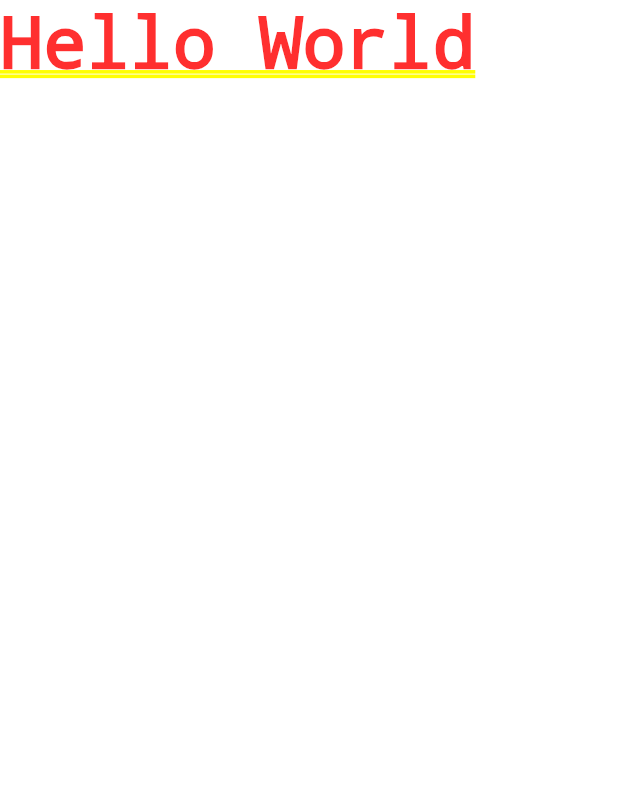
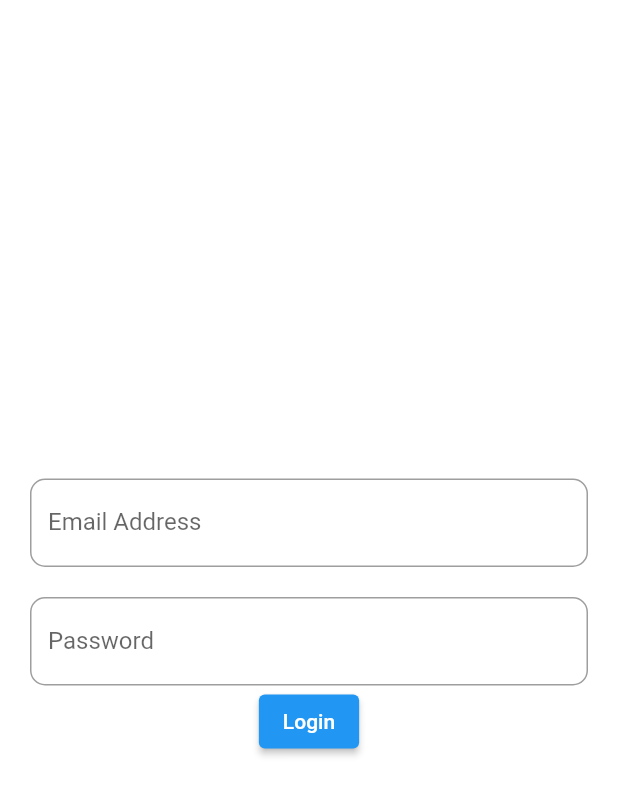
Before and after one commit to rajul007/MyNotepad, a Flutter app: the screen it shows after launch, on a phone screen of 412 x 824 dp. Shown: the top 795 px of the screen. Run offline on Flutter 3.47's test engine with Material 2 defaults, Android fonts, the phone set to English and light mode, and no system bars; our stand-ins replace flutter_secure_storage; missing offline and left inert: dart_jsonwebtoken, dbcrypt, mongo_dart; accounts and stored records are empty.

Commit message:
Login Added

```diff
--- a/lib/main.dart
+++ b/lib/main.dart
@@ -1,5 +1,6 @@
 import 'package:flutter/material.dart';
 import 'package:mynotepad/db/mongodb.dart';
+import 'package:mynotepad/users/login.dart';
 
 void main() async {
   WidgetsFlutterBinding.ensureInitialized();
@@ -13,11 +14,10 @@ class MyApp extends StatelessWidget {
   @override
   Widget build(BuildContext context) {
     return MaterialApp(
-      title: 'Flutter Demo',
-      theme: ThemeData(
-        primarySwatch: Colors.blue,
-      ),
-      home: const Text("Hello World"),
-    );
+        debugShowCheckedModeBanner: false,
+        title: 'MyNotepad',
+        theme: ThemeData(
+            primarySwatch: Colors.blue, scaffoldBackgroundColor: Colors.white),
+        home: Login());
   }
 }
--- /dev/null
+++ b/lib/users/login.dart
@@ -0,0 +1,91 @@
+import 'package:dart_jsonwebtoken/dart_jsonwebtoken.dart';
+import 'package:flutter/material.dart';
+import 'package:mynotepad/db/mongodb.dart';
+import 'package:flutter_secure_storage/flutter_secure_storage.dart';
+import 'package:mongo_dart/mongo_dart.dart' as md;
+
+class Login extends StatefulWidget {
+  const Login({super.key});
+
+  @override
+  State<Login> createState() => _LoginState();
+}
+
+class _LoginState extends State<Login> {
+  var email = TextEditingController();
+  var password = TextEditingController();
+  final jwt_secret = 'Youare@wesome';
+
+  @override
+  Widget build(BuildContext context) {
+    return Scaffold(
+      body: Container(
+        padding: EdgeInsets.all(20),
+        alignment: Alignment.center,
+        child: LayoutBuilder(
+          builder: (context, constraints) => ListView(
+            scrollDirection: Axis.vertical,
+            children: [
+              Container(
+                constraints: BoxConstraints(
+                  minHeight: constraints.maxHeight,
+                ),
+                alignment: Alignment.center,
+                child: Column(
+                  mainAxisAlignment: MainAxisAlignment.center,
+                  crossAxisAlignment: CrossAxisAlignment.center,
+                  children: <Widget>[
+                    TextField(
+                      controller: email,
+                      decoration: InputDecoration(
+                        labelText: "Email Address",
+                        border: OutlineInputBorder(
+                            borderRadius: BorderRadius.circular(10)),
+                      ),
+                    ),
+                    SizedBox(
+                      height: 20,
+                    ),
+                    TextField(
+                      controller: password,
+                      obscureText: true,
+                      decoration: InputDecoration(
+                        labelText: "Password",
+                        border: OutlineInputBorder(
+                            borderRadius: BorderRadius.circular(10)),
+                      ),
+                    ),
+                    ElevatedButton(
+                        onPressed: () {
+                          _loginUser(email.text, password.text);
+                        },
+                        child: Text("Login"))
+                  ],
+                ),
+              )
+            ],
+          ),
+        ),
+      ),
+    );
+  }
+
+  Future<void> _loginUser(String email, String password) async {
+    var result = await MongoDatabase.login(email, password);
+    var user;
+    print(result);
+
+    if (result == false) {
+      ScaffoldMessenger.of(context).showSnackBar(SnackBar(
+          content: Text("Please try to login with correct credentials")));
+    } else {
+      ScaffoldMessenger.of(context)
+          .showSnackBar(SnackBar(content: Text("Logged In Successfully")));
+    }
+
+    dynamic verifyToken(String token) {
+      final jwt = JWT.verify(token, SecretKey(jwt_secret));
+      return md.ObjectId.fromHexString(jwt.payload['user']);
+    }
+  }
+}
--- a/pubspec.yaml
+++ b/pubspec.yaml
@@ -33,6 +33,9 @@ dependencies:
     sdk: flutter
 
   mongo_dart: ^0.8.2
+  dbcrypt: ^2.0.0
+  flutter_secure_storage: ^7.0.1
+  dart_jsonwebtoken: ^2.6.2
   # The following adds the Cupertino Icons font to your application.
   # Use with the CupertinoIcons class for iOS style icons.
   cupertino_icons: ^1.0.2
```
Also changed, not shown: lib/db/mongodb.dart (+30 -0 lines), pubspec.lock, 6 other files.
